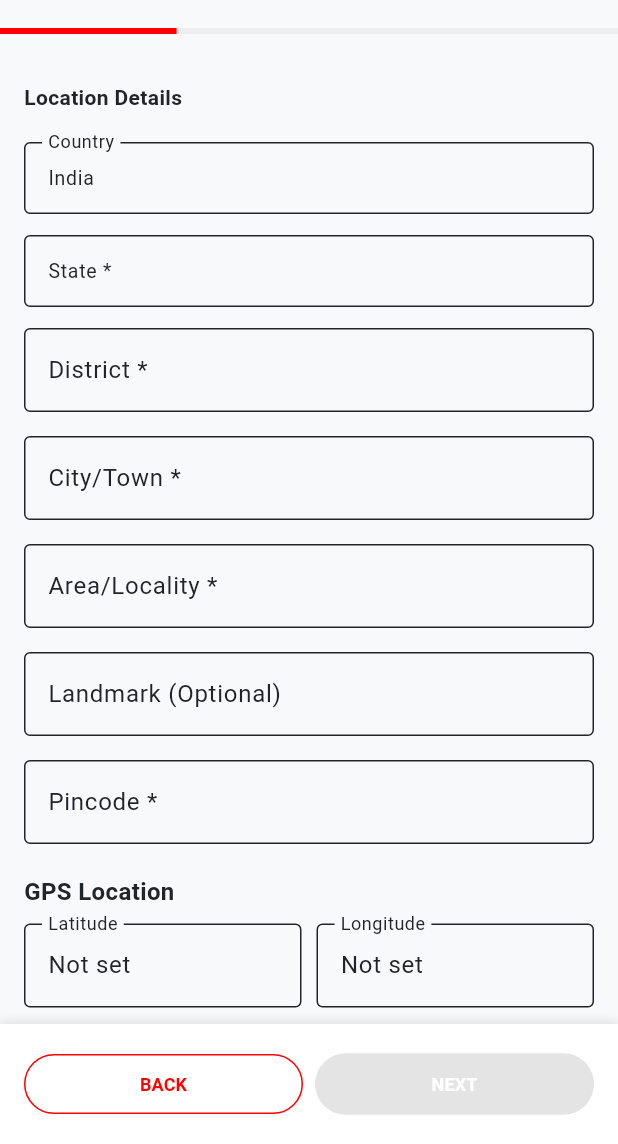
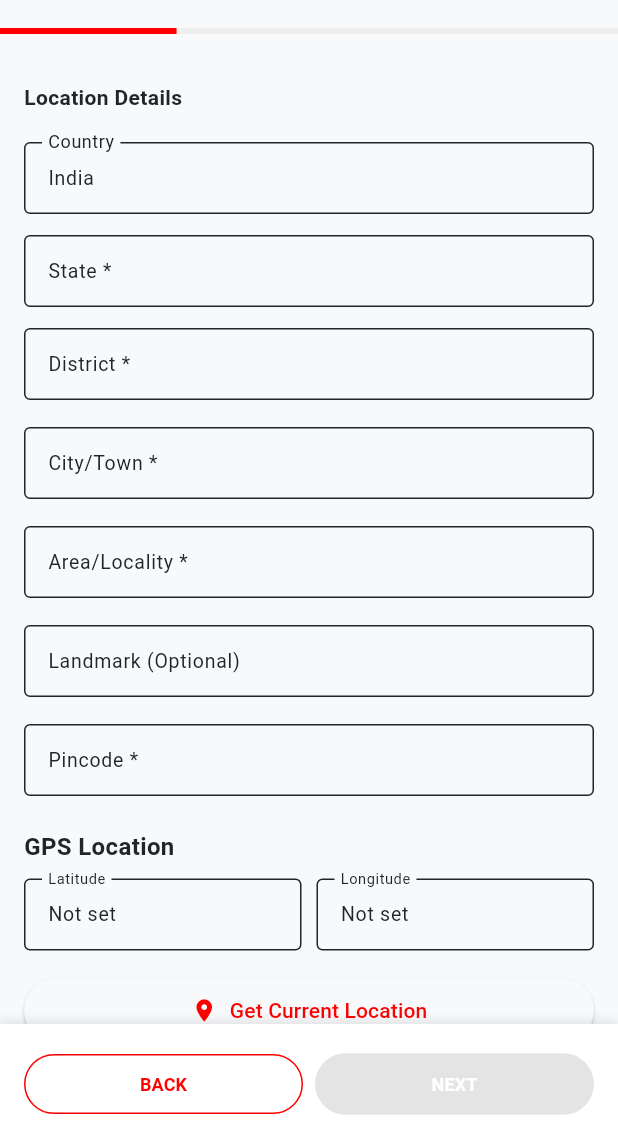
Before and after one commit to vara-prasad-f9/app-bharat-demo, a Flutter app: the AddProjectScreen screen opened directly, swiped to page 2, on a phone screen of 412 x 824 dp, the part 92-1236 px from its top. Run offline on Flutter 3.47's test engine with Material 3 defaults, Android fonts, the phone set to English and light mode, and no system bars; our stand-ins replace flutter_riverpod, geocoding, geolocator, go_router, image_picker, searchfield and 1 more; accounts and stored records are empty.

Commit message:
added new

```diff
--- a/lib/screens/project/widgets/location_details_step.dart
+++ b/lib/screens/project/widgets/location_details_step.dart
@@ -152,9 +152,14 @@
               ),
             ),
             const SizedBox(height: 12),
-            TextFormField(
+            SizedBox(
+              height: 50,
+              child: TextFormField(
+                           style: const TextStyle(fontSize: 13, height: 1.0),
                 decoration: const InputDecoration(
+                     contentPadding: EdgeInsets.symmetric(horizontal: 12, vertical: 8),
                   labelText: 'District *',
+                        labelStyle: TextStyle(fontSize: 13),
                   border: OutlineInputBorder(),
                 ),
                 initialValue: widget.projectData.district ?? '',
@@ -165,11 +170,17 @@
                   widget.onChanged(widget.projectData);
                 },
               ),
+            ),
             const SizedBox(height: 16),
-            TextFormField(
+            SizedBox(
+              height: 50,
+              child: TextFormField(
+                style: const TextStyle(fontSize: 13, height: 1.0),
                 decoration: const InputDecoration(
+                  contentPadding: EdgeInsets.symmetric(horizontal: 12, vertical: 8),
                   labelText: 'City/Town *',
                   border: OutlineInputBorder(),
+                  labelStyle: TextStyle(fontSize: 13),
                 ),
                 initialValue: widget.projectData.city ?? '',
                 validator: (value) =>
@@ -179,11 +190,17 @@
                   widget.onChanged(widget.projectData);
                 },
               ),
+            ),
             const SizedBox(height: 16),
-            TextFormField(
+            SizedBox(
+              height: 50,
+              child: TextFormField(
+                style: const TextStyle(fontSize: 13, height: 1.0),
                 decoration: const InputDecoration(
+                  contentPadding: EdgeInsets.symmetric(horizontal: 12, vertical: 8),
                   labelText: 'Area/Locality *',
                   border: OutlineInputBorder(),
+                  labelStyle: TextStyle(fontSize: 13),
                 ),
                 initialValue: widget.projectData.area ?? '',
                 validator: (value) =>
@@ -193,11 +210,17 @@
                   widget.onChanged(widget.projectData);
                 },
               ),
+            ),
             const SizedBox(height: 16),
-            TextFormField(
+            SizedBox(
+              height: 50,
+              child: TextFormField(
+                style: const TextStyle(fontSize: 13, height: 1.0),
                 decoration: const InputDecoration(
+                  contentPadding: EdgeInsets.symmetric(horizontal: 12, vertical: 8),
                   labelText: 'Landmark (Optional)',
                   border: OutlineInputBorder(),
+                  labelStyle: TextStyle(fontSize: 13),
                 ),
                 initialValue: widget.projectData.landmark ?? '',
                 onChanged: (value) {
@@ -205,11 +228,17 @@
                   widget.onChanged(widget.projectData);
                 },
               ),
+            ),
             const SizedBox(height: 16),
-            TextFormField(
+            SizedBox(
+              height: 50,
+              child: TextFormField(
+                style: const TextStyle(fontSize: 13, height: 1.0),
                 decoration: const InputDecoration(
+                  contentPadding: EdgeInsets.symmetric(horizontal: 12, vertical: 8),
                   labelText: 'Pincode *',
                   border: OutlineInputBorder(),
+                  labelStyle: TextStyle(fontSize: 13),
                 ),
                 keyboardType: TextInputType.number,
                 initialValue: widget.projectData.pincode ?? '',
@@ -225,6 +254,7 @@
                   widget.onChanged(widget.projectData);
                 },
               ),
+            ),
             const SizedBox(height: 20),
             const Text(
               'GPS Location',
@@ -235,9 +265,12 @@
               children: [
                 Expanded(
                   child: TextFormField(
+                    style: const TextStyle(fontSize: 13, height: 1.0),
                     decoration: const InputDecoration(
+                      contentPadding: EdgeInsets.symmetric(horizontal: 12, vertical: 8),
                       labelText: 'Latitude',
                       border: OutlineInputBorder(),
+                      labelStyle: TextStyle(fontSize: 13),
                     ),
                     readOnly: true,
                     controller: TextEditingController(
@@ -249,9 +282,12 @@
                 const SizedBox(width: 10),
                 Expanded(
                   child: TextFormField(
+                    style: const TextStyle(fontSize: 13, height: 1.0),
                     decoration: const InputDecoration(
+                      contentPadding: EdgeInsets.symmetric(horizontal: 12, vertical: 8),
                       labelText: 'Longitude',
                       border: OutlineInputBorder(),
+                      labelStyle: TextStyle(fontSize: 13),
                     ),
                     readOnly: true,
                     controller: TextEditingController(
```
Lines whose indentation alone changed are shown as unchanged.
